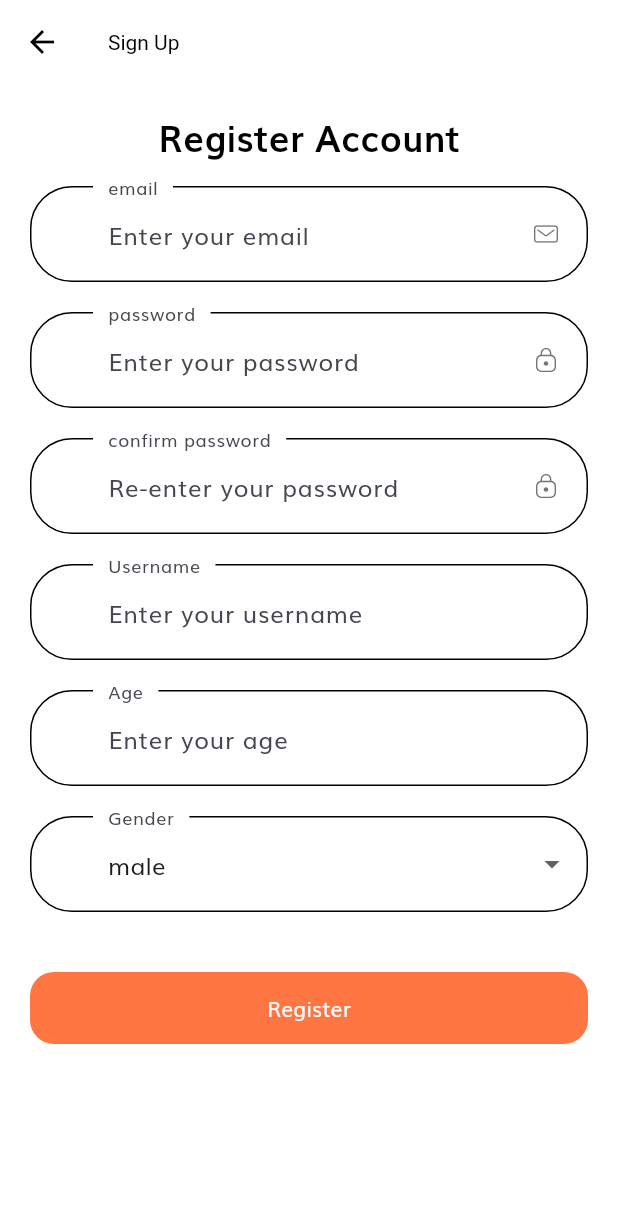
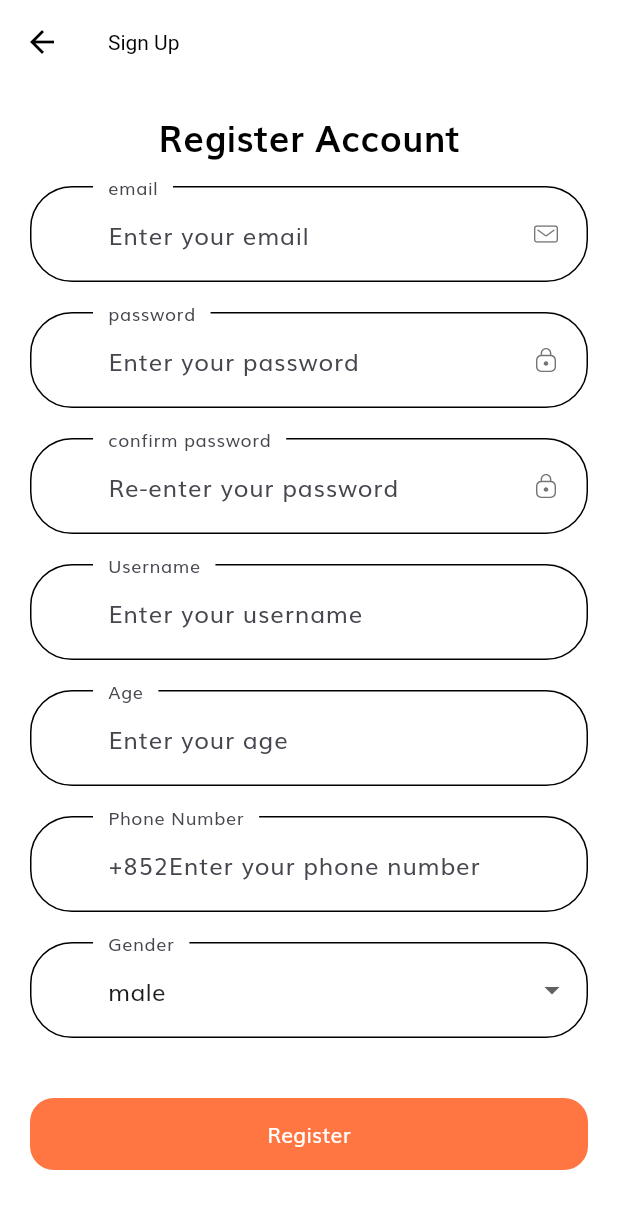
Before and after one commit to keithtung56/adminpanel, a Flutter app: the screen it shows after launch, after a tap on "Login", after a tap on "Sign Up", on a phone screen of 412 x 824 dp. Shown: the top 1209 px of the screen. Run offline on Flutter 3.47's test engine with Material 3 defaults, Android fonts, the phone set to English and light mode, and no system bars; our stand-ins replace firebase_auth, firebase_core, firebase_database, firebase_storage, flutter_bloc, flutter_dotenv and 5 more; missing offline and left inert: flutter_stripe, moment_dart; accounts and stored records are empty; generated files the repository leaves out were written again; network calls fail.

```diff
--- a/mobile/lib/constants.dart
+++ b/mobile/lib/constants.dart
@@ -24,6 +24,7 @@ const defaultDuration = Duration(milliseconds: 250);
 // Form Error
 final RegExp emailValidatorRegExp =
     RegExp(r"^[a-zA-Z0-9.]+@[a-zA-Z0-9]+\.[a-zA-Z]+");
+final RegExp phoneValidatorRegExp = RegExp(r'^[0-9]{8}$');
 const String emptyEmailError = "Please Enter your email";
 const String invalidEmailError = "Please Enter Valid Email";
 const String emptyPasswordError = "Please Enter your password";
--- a/mobile/lib/routes.dart
+++ b/mobile/lib/routes.dart
@@ -8,6 +8,7 @@ import 'package:shop_app/screens/payment/payment_screen.dart';
 import 'package:shop_app/screens/products/products_screen.dart';
 import 'package:shop_app/screens/products/search_products_screen.dart';
 import 'package:shop_app/screens/settings/settings_screen.dart';
+import 'package:shop_app/screens/video/video_screen.dart';
 import 'screens/products_details/products_details_screen.dart';
 import 'screens/forgot_password/forgot_password_screen.dart';
 import 'screens/home/home_screen.dart';
@@ -34,6 +35,7 @@ final Map<String, WidgetBuilder> routes = {
   MyOrdersScreen.routeName: (context) => const MyOrdersScreen(),
   SettingsScreen.routeName: (context) => const SettingsScreen(),
   LanguageScreen.routeName: (context) => const LanguageScreen(),
+  VideoScreen.routeName: (context) => const VideoScreen(),
   ProductsScreen.routeName: (context) {
     final args =
         ModalRoute.of(context)?.settings.arguments as Map<String, dynamic>;
--- a/mobile/lib/screens/init_screen.dart
+++ b/mobile/lib/screens/init_screen.dart
@@ -4,6 +4,7 @@ import 'package:shop_app/constants.dart';
 import 'package:shop_app/screens/favorite/favorite_screen.dart';
 import 'package:shop_app/screens/home/home_screen.dart';
 import 'package:shop_app/screens/profile/profile_screen.dart';
+import 'package:shop_app/screens/video/video_screen.dart';
 
 const Color inActiveIconColor = Color(0xFFB6B6B6);
 
@@ -28,7 +29,8 @@ class _InitScreenState extends State<InitScreen> {
   final pages = [
     const HomeScreen(),
     const FavoriteScreen(),
-    const ProfileScreen()
+    const VideoScreen(),
+    const ProfileScreen(),
   ];
 
   @override
@@ -78,6 +80,23 @@ class _InitScreenState extends State<InitScreen> {
           ),
           BottomNavigationBarItem(
             icon: SvgPicture.asset(
+              "assets/icons/Video Icon.svg",
+              colorFilter: const ColorFilter.mode(
+                inActiveIconColor,
+                BlendMode.srcIn,
+              ),
+            ),
+            activeIcon: SvgPicture.asset(
+              "assets/icons/Video Icon.svg",
+              colorFilter: const ColorFilter.mode(
+                kPrimaryColor,
+                BlendMode.srcIn,
+              ),
+            ),
+            label: "Fav",
+          ),
+          BottomNavigationBarItem(
+            icon: SvgPicture.asset(
               "assets/icons/User Icon.svg",
               colorFilter: const ColorFilter.mode(
                 inActiveIconColor,
--- a/mobile/lib/screens/sign_up/components/sign_up_form.dart
+++ b/mobile/lib/screens/sign_up/components/sign_up_form.dart
@@ -1,5 +1,5 @@
 import 'package:flutter/material.dart';
-import 'package:shop_app/screens/home/home_screen.dart';
+import 'package:shop_app/screens/init_screen.dart';
 import 'package:shop_app/services/auth/auth_service.dart';
 import 'package:shop_app/services/crud/user/db_user_service.dart';
 import 'package:flutter_gen/gen_l10n/app_localizations.dart';
@@ -24,6 +24,8 @@ class _SignUpFormState extends State<SignUpForm> {
   String username = "";
   String gender = genderDefaultOptions;
   bool remember = false;
+  String phoneNumber = "";
+
   final List<String?> errors = [];
   void addError({String? error}) {
     if (!errors.contains(error)) {
@@ -193,6 +195,35 @@ class _SignUpFormState extends State<SignUpForm> {
             ),
           ),
           const SizedBox(height: 20),
+          TextFormField(
+            keyboardType: TextInputType.phone,
+            onSaved: (newValue) => phoneNumber = newValue ?? "",
+            onChanged: (value) {
+              if (value.isNotEmpty) {
+                removeError(error: "Please enter your phone number");
+              } else if (phoneValidatorRegExp.hasMatch(value)) {
+                removeError(error: "Please enter a valid phone number");
+              }
+              phoneNumber = value;
+            },
+            validator: (value) {
+              if (value!.isEmpty) {
+                addError(error: "Please enter your phone number");
+                return "";
+              } else if (!phoneValidatorRegExp.hasMatch(value)) {
+                addError(error: "Please enter a valid phone number");
+                return "";
+              }
+              return null;
+            },
+            decoration: const InputDecoration(
+              labelText: "Phone Number",
+              hintText: "Enter your phone number",
+              floatingLabelBehavior: FloatingLabelBehavior.always,
+              prefix: Text("+852"),
+            ),
+          ),
+          const SizedBox(height: 20),
           DropdownButtonFormField(
             value: gender,
             items: [
@@ -234,10 +265,11 @@ class _SignUpFormState extends State<SignUpForm> {
                     password: password,
                     username: username,
                     gender: gender,
+                    phone: "+852$phoneNumber",
                     age: age);
                 if (context.mounted) {
                   Navigator.pushNamedAndRemoveUntil(
-                      context, HomeScreen.routeName, (_) => true);
+                      context, InitScreen.routeName, (_) => true);
                 }
               }
             },
--- a/mobile/lib/services/crud/user/db_user.dart
+++ b/mobile/lib/services/crud/user/db_user.dart
@@ -5,6 +5,7 @@ class DBUser {
   final String username;
   final int age;
   final String gender;
+  final String phone;
   final String createdTime;
   final String modifiedTime;
   final List<String> ordersId;
@@ -16,6 +17,7 @@ class DBUser {
     required this.username,
     required this.age,
     required this.gender,
+    required this.phone,
     required this.createdTime,
     required this.modifiedTime,
     required this.ordersId,
--- a/mobile/lib/services/crud/user/db_user_service.dart
+++ b/mobile/lib/services/crud/user/db_user_service.dart
@@ -1,5 +1,4 @@
 import 'package:firebase_database/firebase_database.dart';
-import 'package:logger/logger.dart';
 import 'package:moment_dart/moment_dart.dart';
 import 'package:shop_app/constants.dart';
 import 'package:shop_app/services/auth/auth_exceptions.dart';
@@ -14,6 +13,7 @@ class DBUserService {
     required String username,
     required String gender,
     required int age,
+    required String phone,
   }) async {
     await FirebaseDatabase.instance.ref("Users/$uid").set({
       'email': email,
@@ -21,6 +21,7 @@ class DBUserService {
       'username': username,
       'age': age,
       'gender': gender,
+      'phone': phone,
       'created_time': Moment.now().format(dateDBFormat),
       'modified_time': Moment.now().format(dateDBFormat),
     });
@@ -29,6 +30,7 @@ class DBUserService {
   Future<DBUser> getDBUserByUid(String uid) async {
     final snapshot = await FirebaseDatabase.instance.ref("Users/$uid").get();
     if (!snapshot.exists) {
+      await AuthService.firebase().logOut();
       throw UserNotFound();
     }
     final val = snapshot.value as Map<dynamic, dynamic>;
@@ -38,14 +40,13 @@ class DBUserService {
       var orders = val['orders'] as Map<dynamic, dynamic>;
       ordersId = orders.entries.map((e) => e.key as String).toList();
     }
-
-    Logger().d(ordersId);
     return DBUser(
       uid: uid,
       email: val['email'],
       password: val['password'],
       username: val['username'],
       gender: val['gender'],
+      phone: val['phone'],
       age: val['age'],
       createdTime: val['created_time'],
       modifiedTime: val['modified_time'],
--- a/mobile/pubspec.yaml
+++ b/mobile/pubspec.yaml
@@ -55,6 +55,8 @@ dependencies:
   intl: any
   flutter_bloc: ^8.1.6
   shared_preferences: ^2.2.3
+  video_player: ^2.8.7
+  flutter_cache_manager: ^3.3.2
 
 dev_dependencies:
   flutter_test:
```
Also changed, not shown: mobile/lib/screens/profile/profile_screen.dart (+13 -0 lines), mobile/lib/screens/video/components/video_player.dart (added, +58 -0 lines), mobile/lib/screens/video/video_screen.dart (added, +104 -0 lines), mobile/lib/services/crud/video/db_video.dart (added, +15 -0 lines), mobile/lib/services/crud/video/db_video.service.dart (added, +35 -0 lines), mobile/assets/icons/Video Icon.svg (added), mobile/pubspec.lock, 2 other files.
